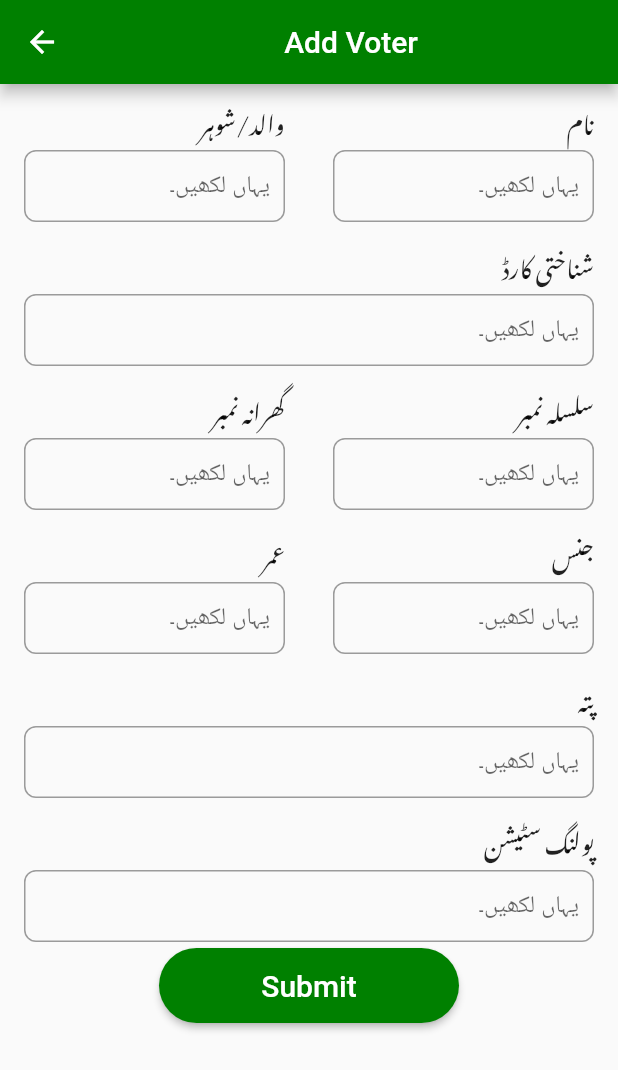
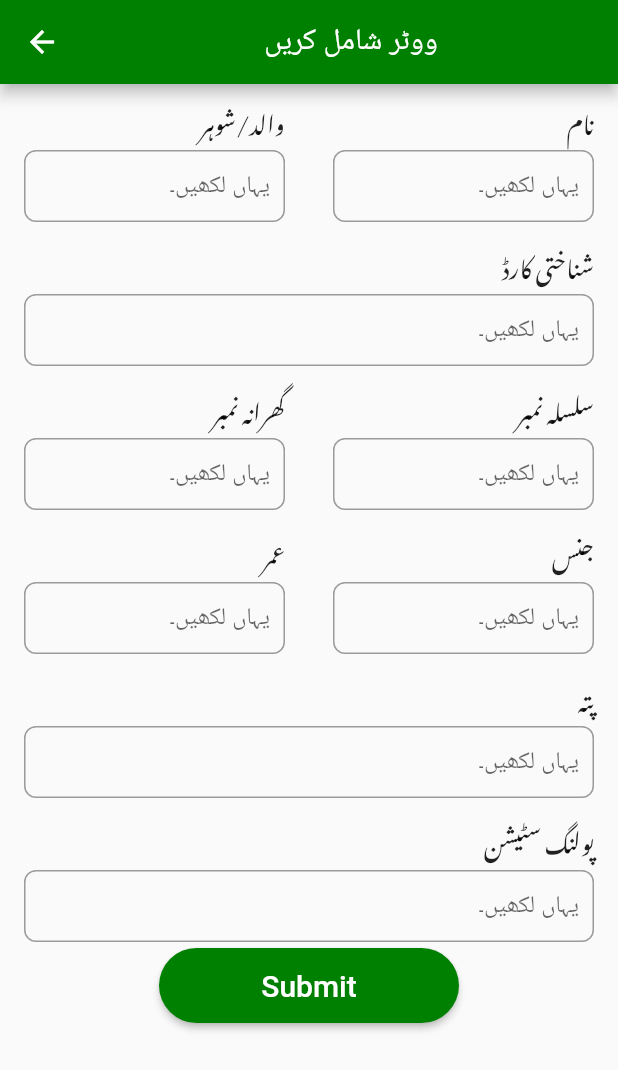
Before and after one commit to usamamalik3/voter_record, a Flutter app: the screen it shows after launch, after a tap on the "add" icon, on a phone screen of 412 x 824 dp. Shown: the top 1070 px of the screen. Run offline on Flutter 3.47's test engine with Material 2 defaults, Android fonts, the phone set to English and light mode, and no system bars; our stand-ins replace cloud_firestore, firebase_core, flutter_bloc, form_field_validator, mask_text_input_formatter; accounts and stored records are empty.

Commit message:
new changes by Irfan

```diff
--- a/lib/screens/add_data.dart
+++ b/lib/screens/add_data.dart
@@ -30,7 +30,7 @@ class _AddDataState extends State<AddData> {
     return Scaffold(
       appBar: AppBar(
         backgroundColor: const Color(0Xff008000),
-        title: const Center(child: Text("Add Voter")),
+        title: const Center(child: Text("ووٹر شامل کریں")),
       ),
       body: SingleChildScrollView(
         child: Form(
--- a/lib/screens/home_screen.dart
+++ b/lib/screens/home_screen.dart
@@ -3,9 +3,11 @@ import 'package:flutter/cupertino.dart';
 import 'package:flutter/material.dart';
 import 'package:form_field_validator/form_field_validator.dart';
 import 'package:mask_text_input_formatter/mask_text_input_formatter.dart';
-import 'package:voterrecord/models/database_service.dart';
 import 'package:voterrecord/models/voter.dart';
 import 'package:voterrecord/screens/add_data.dart';
+import 'package:voterrecord/utils/search_filtters.dart';
+
+import '../utils/textfield_mask.dart';
 
 class HomeScreen extends StatefulWidget {
   const HomeScreen({Key? key}) : super(key: key);
@@ -18,7 +20,8 @@ class _HomeScreenState extends State<HomeScreen> {
   TextEditingController cnicController = TextEditingController();
   bool isLoading = false;
   String searchKey = '';
-  Stream? streamQuery;
+  Filters selectedFliter = Filters.byCNIC;
+
   final maskFormatter = MaskTextInputFormatter(
       mask: '#####-#######-#',
       filter: {"#": RegExp(r'[0-9]')},
@@ -27,21 +30,18 @@ class _HomeScreenState extends State<HomeScreen> {
   final _formKey = GlobalKey<FormState>();
   @override
   Widget build(BuildContext context) {
-    double width = MediaQuery.of(context).size.width;
     return Scaffold(
       backgroundColor: Colors.grey.shade100,
       appBar: AppBar(
         backgroundColor: const Color(0Xff008000),
-        title: const Center(child: Text("Search")),
+        title: const Center(child: Text("ووٹر تلاش کری")),
       ),
       body: Padding(
         padding: const EdgeInsets.symmetric(horizontal: 12).copyWith(top: 20),
         child: Form(
           key: _formKey,
           child: Column(mainAxisAlignment: MainAxisAlignment.start, children: [
-            SizedBox(
-              width: width * 0.95,
-              child: TextFormField(
+            TextFormField(
               onChanged: (value) {
                 setState(() {
                   searchKey = value;
@@ -51,15 +51,37 @@ class _HomeScreenState extends State<HomeScreen> {
               textDirection: TextDirection.rtl,
               textAlign: TextAlign.right,
               controller: cnicController,
-                inputFormatters: [maskFormatter],
+              inputFormatters: [getTextFieldMask(Filters.byCNIC)],
               validator: RequiredValidator(errorText: "Required"),
-                decoration: const InputDecoration(
+              decoration: InputDecoration(
+                prefixIcon: Padding(
+                  padding: const EdgeInsets.only(left: 20),
+                  child: SizedBox(
+                    width: 100,
+                    child: DropdownButton(
+                      isExpanded: true,
+                      items: Filters.values.map(
+                        (val) {
+                          return DropdownMenuItem(
+                            value: val,
+                            child: Text(getFliterName(val)),
+                          );
+                        },
+                      ).toList(),
+                      value: selectedFliter,
+                      onChanged: (Filters? value) {
+                        setState(() {
+                          selectedFliter = value!;
+                        });
+                      },
+                    ),
+                  ),
+                ),
                 floatingLabelBehavior: FloatingLabelBehavior.never,
-                  border: OutlineInputBorder(
+                border: const OutlineInputBorder(
                     borderRadius: BorderRadius.all(Radius.circular(8))),
-                  contentPadding: EdgeInsets.symmetric(horizontal: 10),
-                  hintText: "شناختی کارڈ درج کریں",
-                ),
+                contentPadding: const EdgeInsets.symmetric(horizontal: 10),
+                hintText: "${getFliterName(selectedFliter)} درج کریں ",
               ),
             ),
             const SizedBox(
@@ -70,8 +92,10 @@ class _HomeScreenState extends State<HomeScreen> {
                   stream: searchKey != ''
                       ? FirebaseFirestore.instance
                           .collection('Voters')
-                          .where('cnic', isGreaterThanOrEqualTo: searchKey)
-                          .where('cnic', isLessThan: '${searchKey}z')
+                          .where(getFliterVariable(selectedFliter),
+                              isGreaterThanOrEqualTo: searchKey)
+                          .where(getFliterVariable(selectedFliter),
+                              isLessThan: '${searchKey}z')
                           .snapshots()
                       : null,
                   builder: (context, AsyncSnapshot<QuerySnapshot> snapshot) {
--- a/lib/utils/search_filtters.dart
+++ b/lib/utils/search_filtters.dart
@@ -7,3 +7,41 @@ enum Filters {
   byPolingstion,
   bySerialNo
 }
+
+getFliterName(Filters filters) {
+  switch (filters) {
+    case Filters.byCNIC:
+      return "شناختی کارڈ";
+    case Filters.byName:
+      return "نام";
+    case Filters.byFather:
+      return "والد کا نام";
+    case Filters.byNumber:
+      return "نمبر";
+    case Filters.byGender:
+      return "صنف";
+    case Filters.byPolingstion:
+      return "پولنگشن";
+    case Filters.bySerialNo:
+      return "سیریل نمبر";
+  }
+}
+
+getFliterVariable(Filters filters) {
+  switch (filters) {
+    case Filters.byCNIC:
+      return "cnic";
+    case Filters.byName:
+      return "name";
+    case Filters.byFather:
+      return "fathername";
+    case Filters.byNumber:
+      return "نمبر";
+    case Filters.byGender:
+      return "gender";
+    case Filters.byPolingstion:
+      return 'polingstion';
+    case Filters.bySerialNo:
+      return "serialno";
+  }
+}
--- /dev/null
+++ b/lib/utils/textfield_mask.dart
@@ -0,0 +1,25 @@
+import 'package:mask_text_input_formatter/mask_text_input_formatter.dart';
+import 'package:voterrecord/utils/search_filtters.dart';
+
+MaskTextInputFormatter cnicMask = MaskTextInputFormatter(
+    mask: '#####-#######-#',
+    filter: {"#": RegExp(r'[0-9]')},
+    type: MaskAutoCompletionType.lazy);
+
+getTextFieldMask(Filters filters) {
+  switch (filters) {
+    case Filters.byCNIC:
+      return cnicMask;
+    case Filters.byName:
+
+    case Filters.byFather:
+
+    case Filters.byNumber:
+
+    case Filters.byGender:
+
+    case Filters.byPolingstion:
+
+    case Filters.bySerialNo:
+  }
+}
```
Lines whose indentation alone changed are shown as unchanged.
